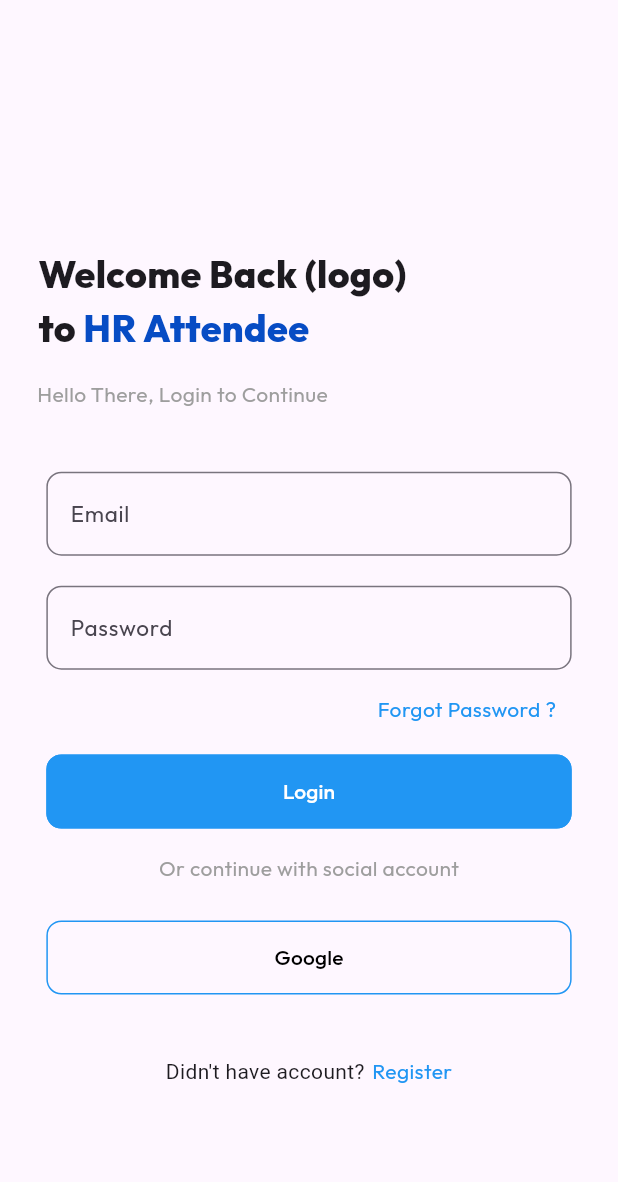
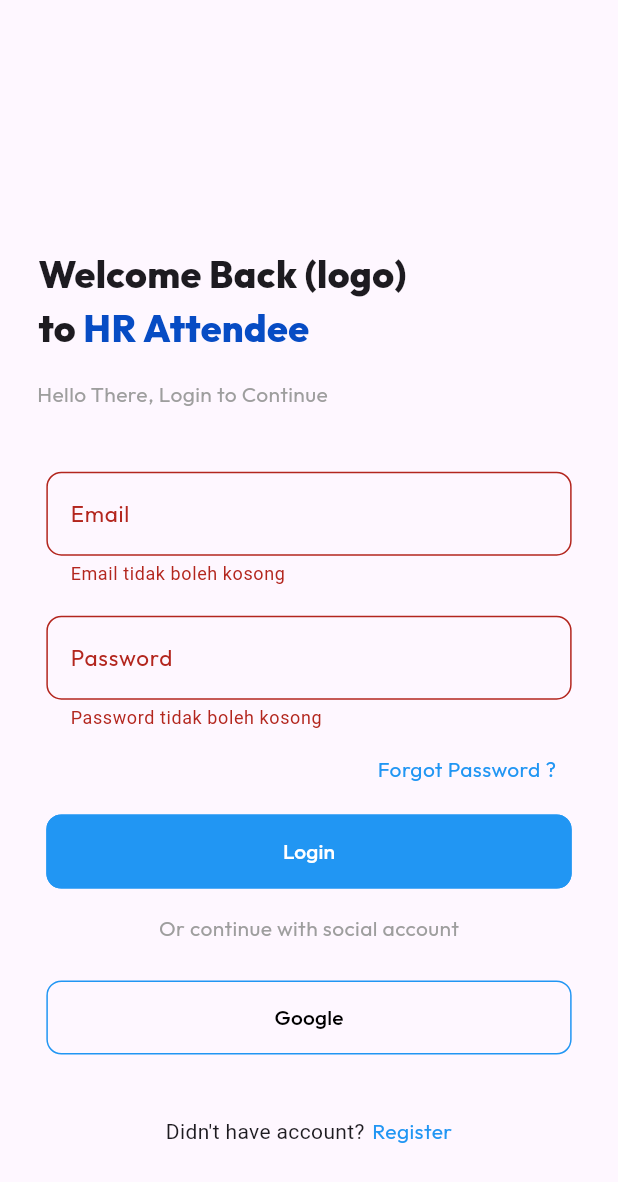
Before and after one commit to gethoopp/attendance_app, a Flutter app: the screen it shows after launch, on a phone screen of 412 x 824 dp. Shown: the top 1182 px of the screen. Run offline on Flutter 3.47's test engine with Material 3 defaults, Android fonts, the phone set to English and light mode, and no system bars; our stand-ins replace flutter_bloc, google_fonts.

Commit message:
update project 6 desember

```diff
--- a/lib/bloc/userData/user_data_state.dart
+++ b/lib/bloc/userData/user_data_state.dart
@@ -4,3 +4,9 @@ part of 'user_data_cubit.dart';
 sealed class UserDataState {}
 
 final class UserDataInitial extends UserDataState {}
+
+
+final class UserDataSucces extends UserDataState{}
+
+
+final class UserDataErr extends UserDataState{}
--- a/lib/extension/string_validate.dart
+++ b/lib/extension/string_validate.dart
@@ -1,14 +1,34 @@
-
-
-
-extension  string_validate on String? {
+extension StringValidate on String? {
   String? get validateEmail {
     if (this == null) {
       return null;
     }
 
-    if (this!.isEmpty ) {
+    if (this!.isEmpty) {
       return "Email tidak boleh kosong";
+    }
+
+    if (this!.length < 6) {
+      return "Masukkan email dengan benar";
+    }
+
+
+
+    return null;
+  }
+
+
+  String? get validatePassword {
+    if (this == null) {
+      return null;
+    }
+
+    if (this!.isEmpty) {
+      return "Password tidak boleh kosong";
+    }
+
+    if (this!.length < 5) {
+      return "Password harus lebih dari 5 karakter";
     }
 
     return null;
--- a/lib/view/auth/login.dart
+++ b/lib/view/auth/login.dart
@@ -1,3 +1,4 @@
+import 'package:attendance_app/extension/string_validate.dart';
 import 'package:attendance_app/widget/button.dart';
 import 'package:flutter/material.dart';
 import 'package:google_fonts/google_fonts.dart';
@@ -10,6 +11,8 @@ class LoginPage extends StatefulWidget {
 }
 
 class LoginPageState extends State<LoginPage> {
+  TextEditingController emailContoller = TextEditingController();
+  TextEditingController passContoller = TextEditingController();
   @override
   Widget build(BuildContext context) {
     final size = MediaQuery.of(context).size;
@@ -58,9 +61,31 @@ class LoginPageState extends State<LoginPage> {
                 padding: EdgeInsets.only(top: size.height * 0.05),
                 child: Column(
                   children: [
-                    buttonLogin(size, text: 'Email', obs: false),
+                    buttonLogin(size,
+                        text: 'Email',
+                        obs: false,
+                        controll: emailContoller,
+                        validator: (text) => text.validateEmail,
+                        onChanged: (value) {
+                          setState(() {
+                            emailContoller.text = value;
+                          });
+                          return value;
+                        }),
                     const SizedBox(height: 20),
-                    buttonLogin(size, text: 'Password', obs: true)
+                    buttonLogin(size,
+                        text: 'Password',
+                        obs: true,
+                        controll: passContoller,
+                        validator: (text) => text.validatePassword,
+                        onChanged: (value) {
+                          setState(() {
+                            passContoller.text = value;
+                          });
+                          return value;
+                        }
+
+                        )
                   ],
                 ),
               ),
--- a/lib/widget/button.dart
+++ b/lib/widget/button.dart
@@ -1,39 +1,40 @@
+
+
 import 'package:flutter/material.dart';
 import 'package:google_fonts/google_fonts.dart';
 
-SizedBox buttonLogin(Size size, {
+Widget buttonLogin( Size size,{
+
   required String text,
-  required bool obs
-
-
+  required bool obs,
+  required TextEditingController controll,
+  required String? Function(String)? validator, // Callback untuk validasi
+  required String? Function(String)? onChanged, // calllback untuk onchanged function
 }) {
   return SizedBox(
     width: size.width * 0.85,
-      child:  TextFormField(
-
+    child: TextFormField(
+      onChanged: onChanged,
+      controller: controll,
       obscureText: obs,
       decoration: InputDecoration(
+        errorText: validator?.call(controll.text), // Panggil fungsi validasi
         focusColor: Colors.blue[600],
         hoverColor: Colors.blue[600],
         fillColor: Colors.blue[600],
         labelText: text,
         labelStyle: GoogleFonts.outfit(fontSize: 15),
         border: OutlineInputBorder(
-
           borderRadius: BorderRadius.circular(10),
-            )
         ),
       ),
-
+    ),
   );
 }
 
-   SizedBox buttonLoginTap(Size size,Color? colorbtns,{
-    required String text,
-    required Color colorbtn,
-    required Color textColor
 
-   }) {
+SizedBox buttonLoginTap(Size size, Color? colorbtns,
+    {required String text, required Color colorbtn, required Color textColor}) {
   return SizedBox(
     width: size.width * 0.85,
     height: size.height * 0.06,
@@ -41,7 +42,7 @@ SizedBox buttonLogin(Size size, {
         onPressed: () {},
         style: ButtonStyle(
             backgroundColor: WidgetStateProperty.all(colorbtn),
-                  shape: WidgetStateProperty.all( RoundedRectangleBorder(
+            shape: WidgetStateProperty.all(RoundedRectangleBorder(
                 side: BorderSide(color: colorbtns ?? Colors.blue),
                 borderRadius: const BorderRadius.all(Radius.circular(10))))),
         child: Text(
--- a/pubspec.yaml
+++ b/pubspec.yaml
@@ -33,6 +33,7 @@ dependencies:
     sdk: flutter
   web_socket_channel: ^3.0.1
   flutter_bloc: ^8.1.6
+  google_fonts: ^6.2.1
 
 dev_dependencies:
   dio: ^5.7.0
@@ -40,7 +41,7 @@ dev_dependencies:
   flutter_lints: ^4.0.0
   flutter_test:
     sdk: flutter
-  google_fonts: ^6.2.1
+
   syncfusion_flutter_datepicker: ^27.1.48
 
 # For information on the generic Dart part of this file, see the
```
Also changed, not shown: lib/bloc/userData/user_data_cubit.dart (+6 -2 lines), pubspec.lock. Lines whose indentation alone changed are shown as unchanged.
